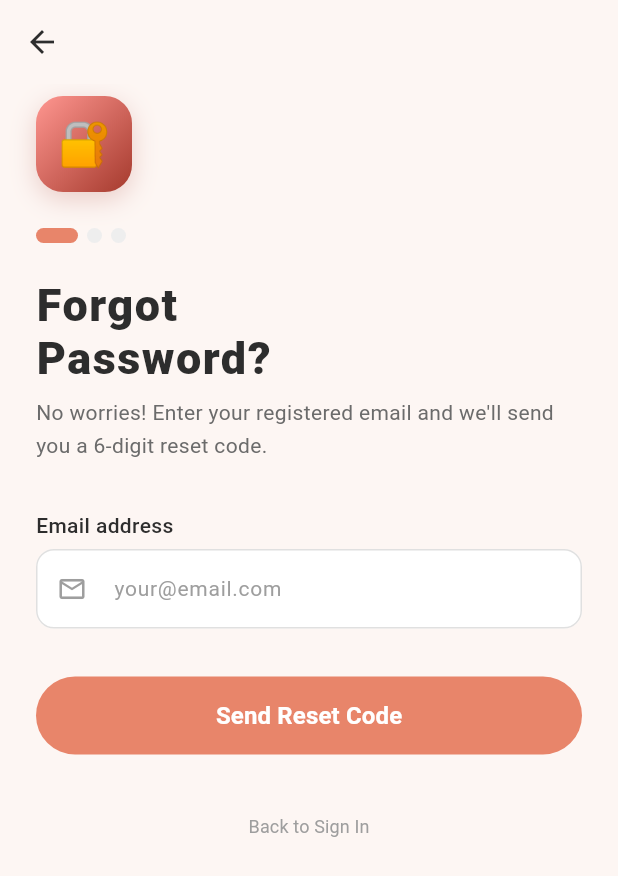
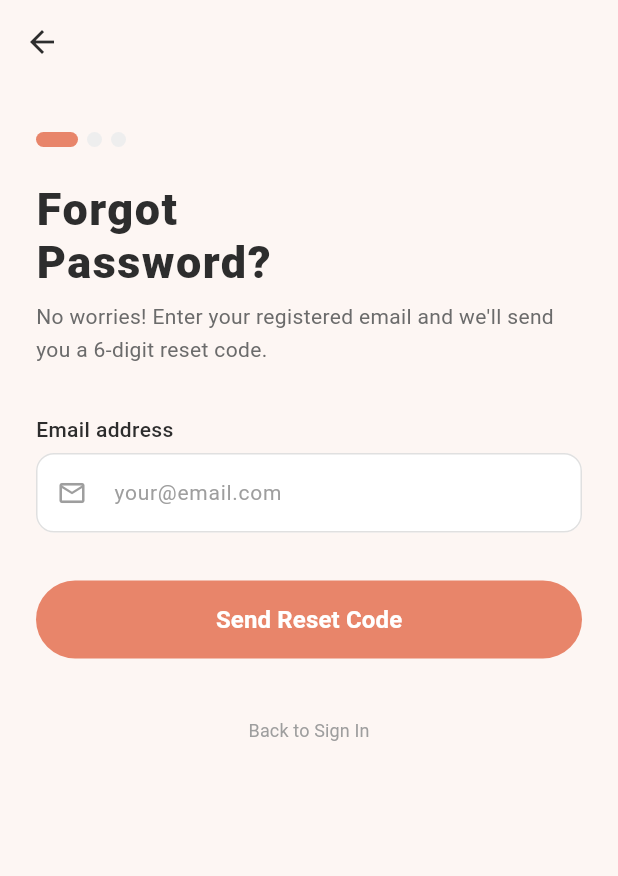
Before and after one commit to ffotm/mobile-mamaconnect, a Flutter app: the ForgotPasswordScreen screen opened directly, on a phone screen of 412 x 824 dp. Shown: the top 876 px of the screen. Run offline on Flutter 3.47's test engine with Material 3 defaults, Android fonts, the phone set to English and light mode, and no system bars; our stand-ins replace shared_preferences; accounts and stored records are empty; Roboto replaces fonts that are missing (Poppins).

Commit message:
forgot password setup

```diff
--- a/lib/main.dart
+++ b/lib/main.dart
@@ -1,4 +1,5 @@
 import 'package:flutter/material.dart';
+import 'package:mamacita/screens/auth/forgot_password_screen.dart';
 import 'package:mamacita/screens/diet/diet_screen.dart';
 import 'package:mamacita/screens/history/logs_history_screen.dart';
 import 'package:mamacita/screens/medicines/medicines_screens.dart';
@@ -11,7 +12,6 @@ import 'screens/splash_screen.dart';
 import 'screens/auth/auth_screen.dart';
 import 'screens/auth/register_screen.dart';
 import 'screens/onboarding/onboarding_screen.dart';
-import 'screens/home/home_screen.dart';
 import 'screens/shell/app_shell.dart';
 import 'screens/chatbot/chatbot_screen.dart';
 import 'screens/timeline/timeline_screen.dart';
@@ -21,7 +21,6 @@ import 'screens/graphs/graphs_screen.dart';
 import 'screens/alerts/alerts_screen.dart';
 import 'screens/midwives/midwives_screen.dart';
 import 'screens/profile/profile_screen.dart';
-import 'screens/contact/contact_screen.dart';
 import 'screens/shop/shop_screen.dart';
 import 'services/auth_provider.dart';
 import 'screens/hospitals/hospitals_screens.dart';
@@ -69,6 +68,7 @@ class MamacitaApp extends StatelessWidget {
           '/workouts': (_) => const WorkoutsScreen(),
           '/symptoms': (_) => const SymptomTrackerScreen(),
           '/hospitals': (_) => const HospitalsScreen(),
+          AppRoutes.forgotPassword: (_) => const ForgotPasswordScreen(),
         },
       ),
     );
--- a/lib/screens/auth/auth_screen.dart
+++ b/lib/screens/auth/auth_screen.dart
@@ -8,7 +8,6 @@ import '../../widgets/custom_text_field.dart';
 import '../../widgets/primary_button.dart';
 import '../../services/auth_provider.dart';
 import 'register_screen.dart';
-import '../midwife_dashboard/midwife_dashboard_screen.dart';
 
 class AuthScreen extends StatefulWidget {
   const AuthScreen({super.key});
--- a/lib/screens/auth/forgot_password_screen.dart
+++ b/lib/screens/auth/forgot_password_screen.dart
@@ -1,16 +1,7 @@
-// lib/screens/auth/forgot_password_screen.dart
 import 'package:flutter/material.dart';
 import '../../constants/app_colors.dart';
 import '../../constants/app_text_styles.dart';
 import '../../constants/app_constants.dart';
-
-// ─────────────────────────────────────────────────────────────────────────────
-// Forgot-password — 4 steps:
-//   0  Enter email
-//   1  6-digit OTP (with resend countdown)
-//   2  New password + strength meter
-//   3  Success
-// ─────────────────────────────────────────────────────────────────────────────
 
 class ForgotPasswordScreen extends StatefulWidget {
   const ForgotPasswordScreen({super.key});
@@ -22,18 +13,15 @@ class _ForgotPasswordScreenState extends State<ForgotPasswordScreen> {
   int _step = 0;
   bool _loading = false;
 
-  // Step 0 – email
   final _emailCtrl = TextEditingController();
   String? _emailErr;
 
-  // Step 1 – OTP
   final _otpCtrls = List.generate(6, (_) => TextEditingController());
   final _otpFocus = List.generate(6, (_) => FocusNode());
   String? _otpErr;
   int _resendSec = 30;
   bool _resendActive = false;
 
-  // Step 2 – new password
   final _pw1Ctrl = TextEditingController();
   final _pw2Ctrl = TextEditingController();
   bool _obs1 = true;
@@ -49,8 +37,6 @@ class _ForgotPasswordScreenState extends State<ForgotPasswordScreen> {
     for (final f in _otpFocus) f.dispose();
     super.dispose();
   }
-
-  // ── Helpers ───────────────────────────────────────────────────────────────
 
   bool _isEmailValid(String e) =>
       RegExp(r'^[\w.+\-]+@[\w\-]+\.[a-z]{2,}$').hasMatch(e.trim());
@@ -99,7 +85,7 @@ class _ForgotPasswordScreenState extends State<ForgotPasswordScreen> {
       _otpErr = null;
       _loading = true;
     });
-    await Future.delayed(const Duration(seconds: 1)); // TODO: API call
+    await Future.delayed(const Duration(seconds: 1));
     if (!mounted) return;
     setState(() {
       _loading = false;
@@ -138,7 +124,6 @@ class _ForgotPasswordScreenState extends State<ForgotPasswordScreen> {
     }
   }
 
-  // ─────────────────────────────────────────────────────────────────────────
   @override
   Widget build(BuildContext context) {
     return Scaffold(
@@ -210,10 +195,6 @@ class _ForgotPasswordScreenState extends State<ForgotPasswordScreen> {
   }
 }
 
-// ─────────────────────────────────────────────────────────────────────────────
-// Step 0 – Email
-// ─────────────────────────────────────────────────────────────────────────────
-
 class _StepEmail extends StatelessWidget {
   final TextEditingController ctrl;
   final String? error;
@@ -229,7 +210,6 @@ class _StepEmail extends StatelessWidget {
   @override
   Widget build(BuildContext context) {
     return _PageShell(
-      icon: '🔐',
       title: 'Forgot\nPassword?',
       subtitle:
           'No worries! Enter your registered email and we\'ll send you a 6-digit reset code.',
@@ -258,10 +238,6 @@ class _StepEmail extends StatelessWidget {
   }
 }
 
-// ─────────────────────────────────────────────────────────────────────────────
-// Step 1 – OTP
-// ─────────────────────────────────────────────────────────────────────────────
-
 class _StepOtp extends StatelessWidget {
   final String email;
   final List<TextEditingController> ctrls;
@@ -286,7 +262,6 @@ class _StepOtp extends StatelessWidget {
   @override
   Widget build(BuildContext context) {
     return _PageShell(
-      icon: '📨',
       title: 'Check Your\nEmail',
       subtitle: 'We sent a 6-digit code to:\n$email',
       stepIndex: 1,
@@ -412,7 +387,6 @@ class _StepNewPasswordState extends State<_StepNewPassword> {
   @override
   Widget build(BuildContext context) {
     return _PageShell(
-      icon: '🔑',
       title: 'New\nPassword',
       subtitle: 'Create a strong password for your Mamacita account.',
       stepIndex: 2,
@@ -511,12 +485,11 @@ class _StepSuccess extends StatelessWidget {
 // ─────────────────────────────────────────────────────────────────────────────
 
 class _PageShell extends StatelessWidget {
-  final String icon, title, subtitle;
+  final String title, subtitle;
   final int stepIndex; // 0, 1, 2
   final Widget child;
   const _PageShell(
-      {required this.icon,
-      required this.title,
+      {required this.title,
       required this.subtitle,
       required this.stepIndex,
       required this.child});
@@ -527,28 +500,6 @@ class _PageShell extends StatelessWidget {
       padding: const EdgeInsets.fromLTRB(
           AppSpacing.lg, AppSpacing.sm, AppSpacing.lg, AppSpacing.xl),
       child: Column(crossAxisAlignment: CrossAxisAlignment.start, children: [
-        // Icon bubble
-        Container(
-          width: 64,
-          height: 64,
-          decoration: BoxDecoration(
-            gradient: const LinearGradient(
-              colors: [Color(0xFFFF9690), Color(0xFFA53A2D)],
-              begin: Alignment.topLeft,
-              end: Alignment.bottomRight,
-            ),
-            borderRadius: BorderRadius.circular(18),
-            boxShadow: [
-              BoxShadow(
-                  color: const Color(0xFFA53A2D).withValues(alpha: 0.22),
-                  blurRadius: 14,
-                  offset: const Offset(0, 5))
-            ],
-          ),
-          child:
-              Center(child: Text(icon, style: const TextStyle(fontSize: 28))),
-        ),
-
         const SizedBox(height: AppSpacing.lg),
 
         // Step dots
--- a/lib/screens/home/home_screen.dart
+++ b/lib/screens/home/home_screen.dart
@@ -6,7 +6,6 @@ import '../../constants/app_constants.dart';
 import '../timeline/timeline_screen.dart';
 import '../bluetooth/bluetooth_screen.dart';
 import '../alerts/alerts_screen.dart';
-import '../history/logs_history_screen.dart';
 import '../../widgets/next_appointment_alert.dart';
 
 // ─────────────────────────────────────────────────────────────────────────────
--- a/lib/screens/hospitals/hospitals_screens.dart
+++ b/lib/screens/hospitals/hospitals_screens.dart
@@ -475,7 +475,6 @@ class _HospitalDetailScreen extends StatelessWidget {
   final VoidCallback onCall;
 
   const _HospitalDetailScreen({
-    super.key,
     required this.hospital,
     required this.onDirections,
     required this.onCall,
--- a/lib/screens/midwife_dashboard/midwife_dashboard_screen.dart
+++ b/lib/screens/midwife_dashboard/midwife_dashboard_screen.dart
@@ -62,8 +62,8 @@ class _Request {
     required this.weekPregnant,
     required this.message,
     required this.time,
-    this.isPending = true,
-  });
+    bool? isPending,
+  }) : isPending = isPending ?? true;
 }
 
 final _mockClients = [
@@ -747,7 +747,7 @@ class _ActivityRow extends StatelessWidget {
 
 class _ClientDetailScreen extends StatefulWidget {
   final _Client client;
-  const _ClientDetailScreen({super.key, required this.client});
+  const _ClientDetailScreen({required this.client});
 
   @override
   State<_ClientDetailScreen> createState() => _ClientDetailScreenState();
--- a/lib/screens/profile/profile_screen.dart
+++ b/lib/screens/profile/profile_screen.dart
@@ -4,7 +4,6 @@ import 'package:provider/provider.dart';
 import '../../constants/app_colors.dart';
 import '../../constants/app_text_styles.dart';
 import '../../constants/app_constants.dart';
-import '../../widgets/custom_text_field.dart';
 import '../../widgets/primary_button.dart';
 import '../../services/auth_provider.dart';
 
--- a/lib/screens/splash_screen.dart
+++ b/lib/screens/splash_screen.dart
@@ -1,6 +1,5 @@
 // lib/screens/splash_screen.dart
 import 'package:flutter/material.dart';
-import '../constants/app_colors.dart';
 import '../constants/app_constants.dart';
 import '../services/auth_provider.dart';
 import 'package:provider/provider.dart';
--- a/lib/screens/symptom_tracker/symptom_tracker_screen.dart
+++ b/lib/screens/symptom_tracker/symptom_tracker_screen.dart
@@ -15,7 +15,8 @@ class _Symptom {
       {required this.name,
       required this.emoji,
       required this.category,
-      this.selected = false});
+      bool? selected})
+      : selected = selected ?? false;
 }
 
 class _Recommendation {
```
Also changed, not shown: lib/screens/contact/contact_screen.dart (+0 -10 lines), lib/screens/medicines/medicines_screens.dart (+0 -9 lines).
